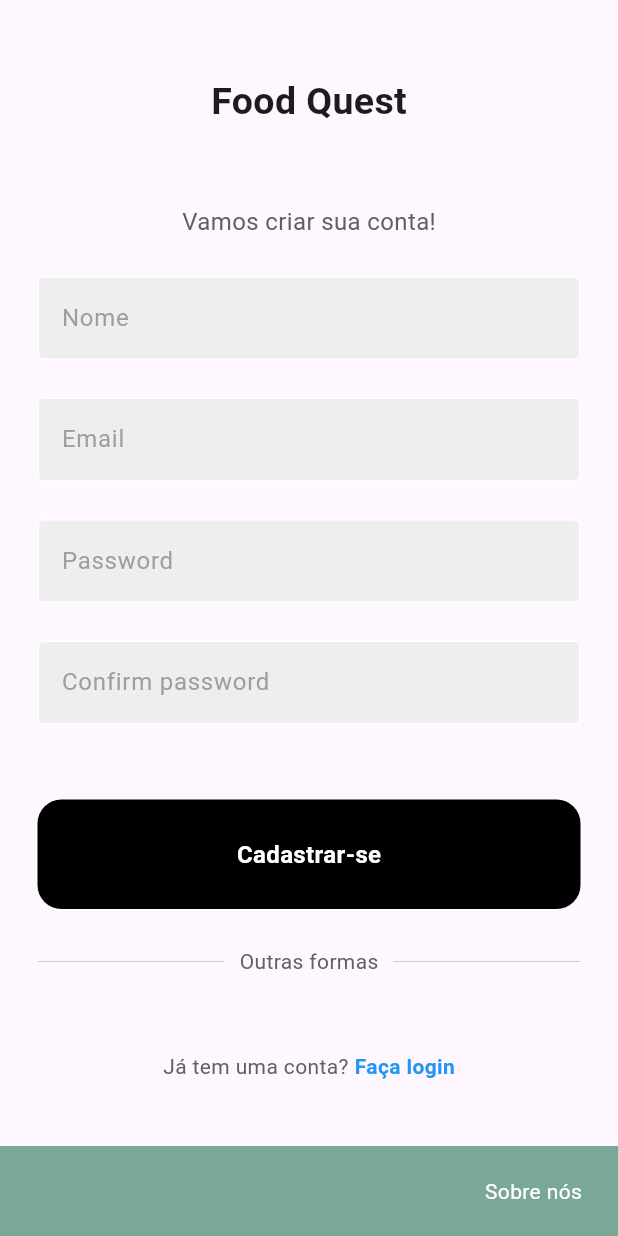
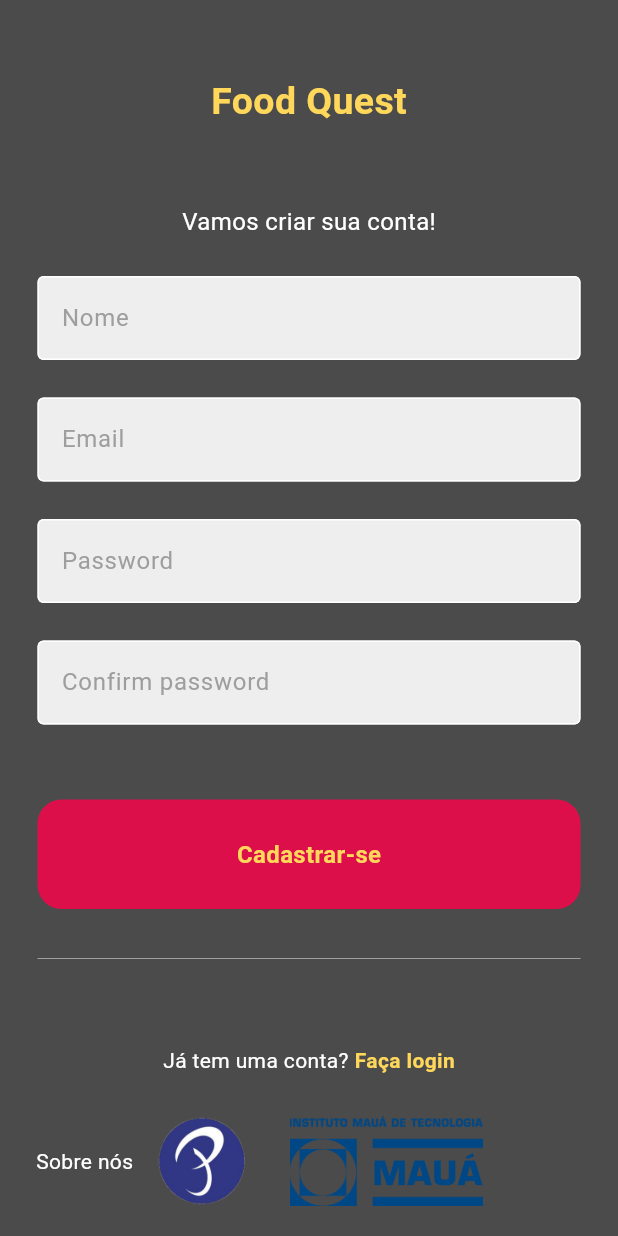
Before and after one commit to BrunnoS1/pi-food-quest, a Flutter app: the screen it shows after launch, after a tap on "Cadastre-se agora", on a phone screen of 412 x 824 dp. Run offline on Flutter 3.47's test engine with Material 3 defaults, Android fonts, the phone set to English and light mode, and no system bars; our stand-ins replace cloud_firestore, firebase_auth, firebase_core; accounts and stored records are empty; network calls fail.

Commit message:
mudanca de cores e imagens no roda pé

```diff
--- a/lib/components/bottom_appbar_widget.dart
+++ b/lib/components/bottom_appbar_widget.dart
@@ -11,14 +11,18 @@ class _BottomAppBarWidgetState extends State<BottomAppBarWidget> {
   @override
   Widget build(BuildContext context) {
     return BottomAppBar(
-      height: 60,
-      color: const Color.fromARGB(255, 123, 167, 150),
+      height: 100,
+      color: const Color.fromARGB(0, 123, 167, 150),
       elevation: 0,
       child: SizedBox(
-        height: 30,
+        height: 50,
         child: Padding(
           padding: const EdgeInsets.all(8),
-          child: GestureDetector(
+          child: Row(
+            mainAxisAlignment: MainAxisAlignment.spaceBetween, // Espaçamento entre as seções
+            children: [
+              // Texto "Sobre nós" à esquerda
+              GestureDetector(
                 onTap: () {
                   showDialog(
                     context: context,
@@ -29,32 +33,54 @@ class _BottomAppBarWidgetState extends State<BottomAppBarWidget> {
                           "Somos alunos de Ciência da Computação e criamos este jogo didático sobre o sistema "
                           "digestório para tornar o aprendizado mais acessível e divertido. Nossa meta é ajudar estudantes a "
                           "entender melhor o funcionamento do sistema digestório com perguntas interativas e conteúdo "
-                        "educativo. Aproveite o jogo e aprenda de forma divertida!"
+                          "educativo. Aproveite o jogo e aprenda de forma divertida!",
                         ),
                         actions: [
                           TextButton(
                             onPressed: () {
                               Navigator.of(context).pop();
                             },
-                        child: const Text("Fechar", style: TextStyle(color: Colors.black),),
+                            child: const Text(
+                              "Fechar",
+                              style: TextStyle(color: Colors.black),
+                            ),
                           ),
                         ],
                       );
                     },
                   );
                 },
-            child: const Row(
-              mainAxisAlignment: MainAxisAlignment.end,
-              children: [
-                Text(
+                child: const Text(
                   "Sobre nós",
                   style: TextStyle(
                     color: Colors.white,
                     fontSize: 14,
                   ),
                 ),
+              ),
+
+              // Imagens centralizadas no meio da BottomAppBar
+              Row(
+                mainAxisSize: MainAxisSize.min,
+                mainAxisAlignment: MainAxisAlignment.center,
+                children: const [
+                  Image(
+                    image: AssetImage('assets/images/logo_piaget.png'),
+                    height:200,
+                    width:80,
+                  ),
+                  SizedBox(width: 8), // Espaçamento entre as imagens
+                  Image(
+                    image: AssetImage('assets/images/logo-IMT.png'),
+                    height:700,
+                    width:150,
+                  ),
                 ],
               ),
+
+              // Placeholder para ocupar o espaço no final e equilibrar a centralização
+              SizedBox(width: 50),
+            ],
           ),
         ),
       ),
--- a/lib/components/my_button.dart
+++ b/lib/components/my_button.dart
@@ -20,11 +20,11 @@ class MyButton extends StatelessWidget {
           padding: const EdgeInsets.all(25),
           margin: const EdgeInsets.symmetric(horizontal: 25),
           decoration: BoxDecoration(
-              color: Colors.black, borderRadius: BorderRadius.circular(16)),
+              color: const Color.fromRGBO(220, 15, 75, 1), borderRadius: BorderRadius.circular(16)),
           child: Center(
             child: Text(text,
                 style: const TextStyle(
-                    color: Colors.white,
+                    color: Color.fromRGBO(255, 215, 90, 1),
                     fontWeight: FontWeight.bold,
                     fontSize: 16)),
           )),
--- a/lib/components/page_button.dart
+++ b/lib/components/page_button.dart
@@ -16,7 +16,7 @@ class ButtonPage extends StatelessWidget {
   Widget build(BuildContext context) {
     return Container(
       decoration: const BoxDecoration(
-        color: Color.fromARGB(255, 123, 167, 150),
+        color: Color.fromARGB(255, 220, 15, 75),
         shape: BoxShape.circle, // Mantém o formato circular
       ),
       child: IconButton(
--- a/lib/components/snackbar_widget.dart
+++ b/lib/components/snackbar_widget.dart
@@ -16,7 +16,7 @@ class SnackbarUtil {
           Text(message, style: const TextStyle(color: Colors.white, fontSize: 18),),
         ],
       ),
-      backgroundColor: isError ? Colors.red[400] : const Color.fromARGB(255, 123, 167, 150),
+      backgroundColor: isError ? Colors.red[400] : const Color.fromARGB(255, 255, 215, 90),
       duration: const Duration(seconds: 2),
     );
     ScaffoldMessenger.of(context).showSnackBar(snackBar);
--- a/lib/pages/cadastro/login_page.dart
+++ b/lib/pages/cadastro/login_page.dart
@@ -27,7 +27,8 @@ class _LoginPageState extends State<LoginPage> {
         context: context,
         builder: (context) {
           return const Center(
-            child: CircularProgressIndicator(color: Color.fromARGB(255, 123, 167, 150)),
+            child: CircularProgressIndicator(
+                color: Color.fromARGB(255, 220, 15, 75)),
           );
         });
 
@@ -64,6 +65,7 @@ class _LoginPageState extends State<LoginPage> {
   @override
   Widget build(BuildContext context) {
     return Scaffold(
+      backgroundColor: const Color.fromARGB(255, 75, 75, 75),
       body: SafeArea(
         child: Center(
           child: SingleChildScrollView(
@@ -78,21 +80,31 @@ class _LoginPageState extends State<LoginPage> {
                 //     style:
                 //         TextStyle(fontSize: 25, fontWeight: FontWeight.bold)),
 
-                const Row(
-                  mainAxisAlignment: MainAxisAlignment.center,
-                  children: [
-                    Image(image: AssetImage('assets/images/logo-IMT.png'), height: 100, width: 150,),
-                    SizedBox(width: 25,),
-                    Image(image: AssetImage('assets/images/logo_piaget.png'), height: 100, width: 100,),
-                  ],
-                ),
+                // const Row(
+                //   mainAxisAlignment: MainAxisAlignment.center,
+                //   children: [
+                //     Image(
+                //       image: AssetImage('assets/images/logo-IMT.png'),
+                //       height: 100,
+                //       width: 150,
+                //     ),
+                //     SizedBox(
+                //       width: 25,
+                //     ),
+                //     Image(
+                //       image: AssetImage('assets/images/logo_piaget.png'),
+                //       height: 100,
+                //       width: 100,
+                //     ),
+                //   ],
+                // ),
 
                 const SizedBox(height: 50),
 
                 //texto boas-vindas
-                Text("Bem-vindo!",
+                Text("Login",
                     style: TextStyle(
-                      color: Colors.grey[700],
+                      color: const Color.fromARGB(255, 255, 215, 90),
                       fontSize: 16,
                     )),
 
@@ -128,7 +140,7 @@ class _LoginPageState extends State<LoginPage> {
                     children: [
                       Text("Esqueceu a senha?",
                           style: TextStyle(
-                            color: Colors.grey[700],
+                            color: const Color.fromARGB(255, 255, 255, 255),
                           )),
                     ],
                   ),
@@ -140,8 +152,7 @@ class _LoginPageState extends State<LoginPage> {
                 MyButton(
                     key: const Key("botaologin"),
                     onTap: signUserIn,
-                    text: "Login"
-                  ),
+                    text: "Login"),
 
                 const SizedBox(height: 25),
 
@@ -158,19 +169,19 @@ class _LoginPageState extends State<LoginPage> {
                       ),
 
                       // texto
-                      Padding(
-                        padding: const EdgeInsets.symmetric(horizontal: 10.0),
-                        child: Text("Outras formas",
-                            style: TextStyle(color: Colors.grey[700])),
-                      ),
+                      //Padding(
+                        //padding: const EdgeInsets.symmetric(horizontal: 10.0),
+                       // child: Text("Outras formas",
+                            //style: TextStyle(color: Colors.grey[700])),
+                      //),
 
                       // divider
-                      Expanded(
-                        child: Divider(
-                          thickness: 0.5,
-                          color: Colors.grey[400],
-                        ),
-                      ),
+                      // Expanded(
+                      //   child: Divider(
+                      //     thickness: 0.5,
+                      //     color: Colors.grey[400],
+                      //   ),
+                      // ),
                     ],
                   ),
                 ),
@@ -183,7 +194,7 @@ class _LoginPageState extends State<LoginPage> {
                   children: [
                     Text(
                       'Ainda não cadastrado?',
-                      style: TextStyle(color: Colors.grey[700]),
+                      style: TextStyle(color: const Color.fromARGB(255, 255, 255, 255)),
                     ),
                     const SizedBox(width: 4),
                     GestureDetector(
@@ -191,7 +202,7 @@ class _LoginPageState extends State<LoginPage> {
                       onTap: widget.onTap,
                       child: const Text("Cadastre-se agora",
                           style: TextStyle(
-                            color: Colors.blue,
+                            color: Color.fromRGBO(255, 215, 90, 1),
                             fontWeight: FontWeight.bold,
                           )),
                     ),
--- a/lib/pages/cadastro/register_page.dart
+++ b/lib/pages/cadastro/register_page.dart
@@ -30,7 +30,7 @@ class _RegisterPageState extends State<RegisterPage> {
         builder: (context) {
           return const Center(
             child: CircularProgressIndicator(
-                color: Color.fromARGB(255, 123, 167, 150)),
+                color: Color.fromARGB(255, 220, 15, 75)),
           );
         });
 
@@ -75,6 +75,7 @@ class _RegisterPageState extends State<RegisterPage> {
   @override
   Widget build(BuildContext context) {
     return Scaffold(
+      backgroundColor: Color.fromARGB(255,75,75,75 ),
       body: SafeArea(
         child: Center(
           child: SingleChildScrollView(
@@ -86,14 +87,14 @@ class _RegisterPageState extends State<RegisterPage> {
                 // texto placeholder, mudar pra um logo depois
                 const Text("Food Quest",
                     style:
-                        TextStyle(fontSize: 25, fontWeight: FontWeight.bold)),
+                        TextStyle(fontSize: 25, fontWeight: FontWeight.bold,color: Color.fromARGB(255, 255, 215, 90))),
 
                 const SizedBox(height: 50),
 
                 //texto boas-vindas
                 Text("Vamos criar sua conta!",
                     style: TextStyle(
-                      color: Colors.grey[700],
+                      color: const Color.fromARGB(255, 255, 255, 255),
                       fontSize: 16,
                     )),
                 const SizedBox(
@@ -154,19 +155,19 @@ class _RegisterPageState extends State<RegisterPage> {
                       ),
 
                       // texto
-                      Padding(
-                        padding: const EdgeInsets.symmetric(horizontal: 10.0),
-                        child: Text("Outras formas",
-                            style: TextStyle(color: Colors.grey[700])),
-                      ),
+                      // Padding(
+                      //   padding: const EdgeInsets.symmetric(horizontal: 10.0),
+                      //   child: Text("Outras formas",
+                      //       style: TextStyle(color: Colors.grey[700])),
+                      // ),
 
-                      // divider
-                      Expanded(
-                        child: Divider(
-                          thickness: 0.5,
-                          color: Colors.grey[400],
-                        ),
-                      ),
+                      // // divider
+                      // Expanded(
+                      //   child: Divider(
+                      //     thickness: 0.5,
+                      //     color: Colors.grey[400],
+                      //   ),
+                      // ),
                     ],
                   ),
                 ),
@@ -179,14 +180,14 @@ class _RegisterPageState extends State<RegisterPage> {
                   children: [
                     Text(
                       'Já tem uma conta?',
-                      style: TextStyle(color: Colors.grey[700]),
+                      style: TextStyle(color: const Color.fromARGB(255, 255, 255, 255)),
                     ),
                     const SizedBox(width: 4),
                     GestureDetector(
                       onTap: widget.onTap,
                       child: const Text("Faça login",
                           style: TextStyle(
-                            color: Colors.blue,
+                            color: Color.fromRGBO( 255, 215, 90, 1),
                             fontWeight: FontWeight.bold,
                           )),
                     ),
--- a/lib/pages/home_page.dart
+++ b/lib/pages/home_page.dart
@@ -85,8 +85,7 @@ class _HomePageState extends State<HomePage> {
                                   WidgetStateProperty.resolveWith<Color>(
                                       (Set<WidgetState> states) {
                                 if (states.contains(WidgetState.pressed)) {
-                                  return const Color.fromARGB(
-                                      255, 123, 167, 150);
+                                  return const Color.fromARGB(255, 123, 167, 150);
                                 }
                                 return Colors.grey[200]!;
                               }),
```
Lines whose indentation alone changed are shown as unchanged.
